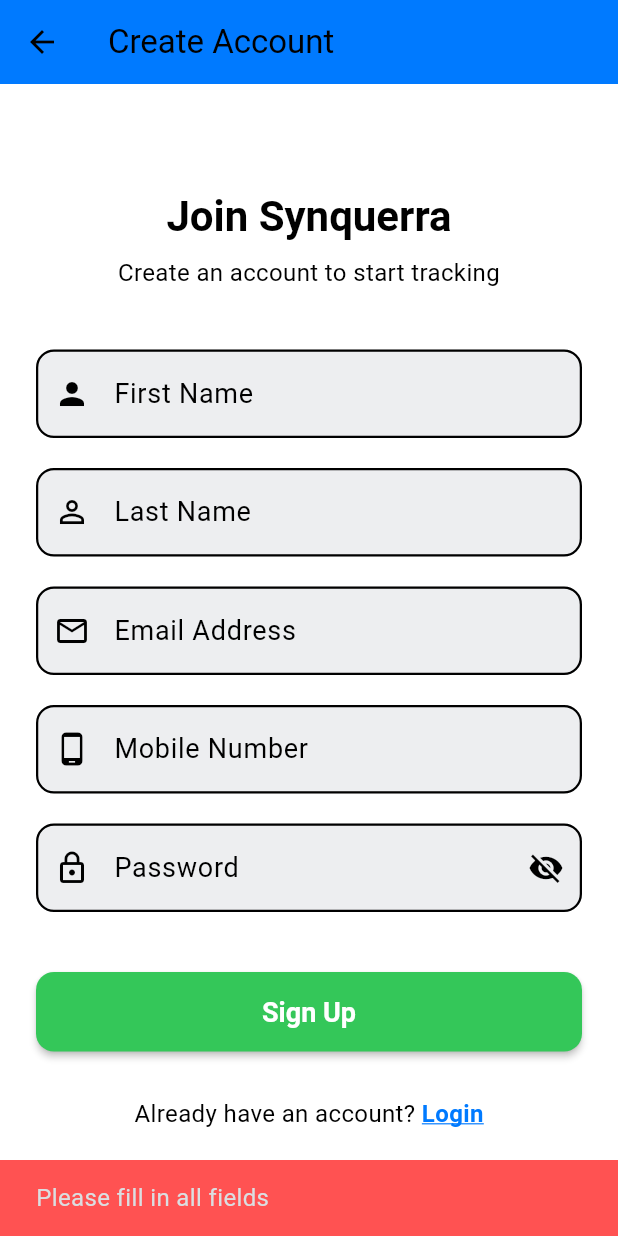
After one commit to Akshat2713/synquerra-app, a Flutter app: the SignupScreenDemo screen opened directly, after a tap on "Sign Up", on a phone screen of 412 x 824 dp. The commit adds this screen. Run offline on Flutter 3.47's test engine with Material 3 defaults, Android fonts, the phone set to English and light mode, and no system bars; our stand-ins replace flutter_map, latlong2, location, salomon_bottom_bar, shared_preferences; missing offline and left inert: flutter_map_compass; accounts and stored records are empty.

Commit message:
sign up done

```diff
--- /dev/null
+++ b/lib/core/models/signup_input.dart
@@ -0,0 +1,17 @@
+class SignupInput {
+  final String firstName;
+  final String middleName;
+  final String lastName;
+  final String email;
+  final String mobile;
+  final String password;
+
+  SignupInput({
+    required this.firstName,
+    this.middleName = "", // Optional, default to empty
+    required this.lastName,
+    required this.email,
+    required this.mobile,
+    required this.password,
+  });
+}
--- a/lib/core/models/user_model.dart
+++ b/lib/core/models/user_model.dart
@@ -17,7 +17,31 @@ class AuthResponse {
       status: json['status'] ?? 'error',
       code: json['code'] ?? 500,
       message: json['message'] ?? 'Unknown error',
-      data: json['data'] != null ? UserData.fromJson(json['data']) : null,
+      data: json['data'] != null ? UserData.fromLoginJson(json['data']) : null,
+    );
+  }
+}
+
+class SignupResponse {
+  final String status;
+  final UserData? user; // Reusing the same UserData object!
+
+  SignupResponse({required this.status, this.user});
+
+  factory SignupResponse.fromJson(Map<String, dynamic> json) {
+    // Navigate: data -> signup -> data -> user
+    // final signupNode = json['data']?['signup'];
+    final mainData = json['data'];
+
+    final innerData = mainData?['data'];
+    // final userNode = signupNode?['data']?['user'];
+
+    final userNode = innerData?['user'];
+
+    return SignupResponse(
+      status: mainData?['status'] ?? 'unknown',
+      // We use a SPECIFIC constructor for Signup data
+      user: userNode != null ? UserData.fromSignupJson(userNode) : null,
     );
   }
 }
@@ -43,7 +67,7 @@ class UserData {
     required this.lastLoginAt,
   });
 
-  factory UserData.fromJson(Map<String, dynamic> json) {
+  factory UserData.fromLoginJson(Map<String, dynamic> json) {
     final tokens = json['tokens'] ?? {};
     return UserData(
       uniqueId: json['uniqueId'] ?? '',
@@ -54,6 +78,25 @@ class UserData {
       accessToken: tokens['accessToken'] ?? '',
       refreshToken: tokens['refreshToken'] ?? '',
       lastLoginAt: json['lastLoginAt'] ?? '',
+    );
+  }
+
+  factory UserData.fromSignupJson(Map<String, dynamic> json) {
+    return UserData(
+      // MAPPING LOGIC: Map the Signup API's "_id" to our App's "uniqueId"
+      uniqueId: json['_id'] ?? '',
+
+      // MAPPING LOGIC: Map the Signup API's "name" to "firstName"
+      firstName: json['name'] ?? '',
+      lastName: '', // Signup doesn't return last name, so we leave it empty
+
+      email: json['email'] ?? '',
+
+      // These fields are missing in Signup response, so we provide defaults
+      mobile: '',
+      accessToken: '',
+      refreshToken: '',
+      lastLoginAt: '',
     );
   }
 
@@ -68,4 +111,8 @@ class UserData {
       'tokens': {'accessToken': accessToken, 'refreshToken': refreshToken},
     };
   }
+
+  factory UserData.fromJson(Map<String, dynamic> json) {
+    return UserData.fromLoginJson(json); // The structure matches Login
+  }
 }
--- a/lib/core/services/auth_service.dart
+++ b/lib/core/services/auth_service.dart
@@ -2,6 +2,7 @@
 import 'dart:convert';
 import 'package:http/http.dart' as http;
 import '../models/user_model.dart';
+import '../../core/models/signup_input.dart';
 
 class AuthService {
   static const String _baseUrl = 'https://api.synquerra.com';
@@ -44,4 +45,55 @@ class AuthService {
       throw Exception(e.toString().replaceAll('Exception: ', ''));
     }
   }
+
+  Future<SignupResponse> signup(SignupInput input) async {
+    final url = Uri.parse('$_baseUrl/auth/signup-query');
+
+    // Using Triple Quotes (""") makes the GraphQL string much easier to read
+    // and handles the inner quotes automatically.
+    String mutation =
+        """
+      mutation {
+        signup(input: {
+          firstName: "${input.firstName}",
+          middleName: "${input.middleName}",
+          lastName: "${input.lastName}",
+          email: "${input.email}",
+          mobile: "${input.mobile}",
+          password: "${input.password}"
+        }) {
+          status
+          data {
+            user {
+              _id
+              name
+              email
+            }
+          }
+        }
+      }
+    """;
+
+    final Map<String, dynamic> body = {"query": mutation};
+
+    try {
+      final response = await http.post(
+        url,
+        headers: {'Content-Type': 'application/json'},
+        body: jsonEncode(body),
+      );
+
+      final Map<String, dynamic> jsonResponse = jsonDecode(response.body);
+
+      // 1. Check for API-level errors (e.g. "Email already exists")
+      if (jsonResponse['errors'] != null) {
+        throw Exception(jsonResponse['errors'][0]['message']);
+      }
+
+      // 2. Parse using the shared model we created
+      return SignupResponse.fromJson(jsonResponse);
+    } catch (e) {
+      throw Exception(e.toString().replaceAll('Exception: ', ''));
+    }
+  }
 }
--- a/lib/screens/registration/signup_screen1.dart
+++ b/lib/screens/registration/signup_screen1.dart
@@ -1,5 +1,6 @@
 import 'package:flutter/material.dart';
 import 'package:safe_track/screens/registration/user_signup/user_signup1.dart';
+import 'package:safe_track/screens/registration/user_signup/user_signup_demo.dart';
 import 'package:safe_track/theme/colors.dart'; // Assuming your AppColors.navBlue is here
 // Import a dummy screen or your next registration step screen
 import 'package:safe_track/widgets/dummy_screen.dart';
@@ -34,7 +35,7 @@ class _SignUpScreenState extends State<SignUpScreen> {
       MaterialPageRoute(
         builder: (_) => _selectedType == RegistrationType.organization
             ? DummyScreen(title: "Organization Registration")
-            : RegistrationStep1(),
+            : SignupScreenDemo(),
       ),
     );
   }
--- a/lib/screens/registration/user_signup/user_signup1.dart
+++ b/lib/screens/registration/user_signup/user_signup1.dart
@@ -34,11 +34,6 @@ class _RegistrationStep1State extends State<RegistrationStep1> {
       );
       return;
     }
-
-    // --- TODO: Implement your submission logic here ---
-    print('Device ID: $deviceId');
-    print('Device Name: $deviceName');
-    print('Activation Code: $activationCode');
 
     // Navigate to the next step
     Navigator.push(
--- /dev/null
+++ b/lib/screens/registration/user_signup/user_signup_demo.dart
@@ -0,0 +1,331 @@
+import 'package:flutter/material.dart';
+import 'package:safe_track/core/models/signup_input.dart';
+import 'package:safe_track/core/services/auth_service.dart';
+import 'package:safe_track/screens/registration/login_page.dart';
+// import 'package:safe_track/screens/login_screen.dart'; // To navigate after success
+import 'package:safe_track/theme/colors.dart'; // Ensure this path is correct
+
+class SignupScreenDemo extends StatefulWidget {
+  const SignupScreenDemo({super.key});
+
+  @override
+  State<SignupScreenDemo> createState() => _SignupScreenDemoState();
+}
+
+class _SignupScreenDemoState extends State<SignupScreenDemo> {
+  // --- Controllers ---
+  final _firstNameController = TextEditingController();
+  final _lastNameController = TextEditingController();
+  final _emailController = TextEditingController();
+  final _mobileController = TextEditingController();
+  final _passwordController = TextEditingController();
+
+  // --- State ---
+  bool _isLoading = false;
+  bool _isPasswordVisible = false;
+
+  @override
+  void dispose() {
+    _firstNameController.dispose();
+    _lastNameController.dispose();
+    _emailController.dispose();
+    _mobileController.dispose();
+    _passwordController.dispose();
+    super.dispose();
+  }
+
+  // --- Logic ---
+  Future<void> _handleSignup() async {
+    final fName = _firstNameController.text.trim();
+    final lName = _lastNameController.text.trim();
+    final email = _emailController.text.trim();
+    final mobile = _mobileController.text.trim();
+    final password = _passwordController.text;
+
+    // 1. Validation
+    if (fName.isEmpty ||
+        lName.isEmpty ||
+        email.isEmpty ||
+        mobile.isEmpty ||
+        password.isEmpty) {
+      ScaffoldMessenger.of(context).showSnackBar(
+        const SnackBar(
+          content: Text('Please fill in all fields'),
+          backgroundColor: Colors.redAccent,
+        ),
+      );
+      return;
+    }
+
+    // 2. Prepare Data
+    final input = SignupInput(
+      firstName: fName,
+      lastName: lName,
+      email: email,
+      mobile: mobile,
+      password: password,
+      middleName: "", // API allows this to be empty
+    );
+
+    setState(() => _isLoading = true);
+
+    // Dismiss keyboard
+    FocusScope.of(context).unfocus();
+
+    try {
+      // 3. Call API
+      await AuthService().signup(input);
+
+      if (!mounted) return;
+
+      // 4. Success
+      ScaffoldMessenger.of(context).showSnackBar(
+        const SnackBar(
+          content: Text('Account created successfully! Please Login.'),
+          backgroundColor: AppColors.safeGreen,
+        ),
+      );
+
+      // 5. Navigate to Login (Clear stack so they can't go back)
+      Navigator.pushAndRemoveUntil(
+        context,
+        MaterialPageRoute(builder: (_) => const LoginScreen()),
+        (route) => false,
+      );
+    } catch (e) {
+      print('Signup Error: $e');
+      // 6. Error
+      if (!mounted) return;
+      ScaffoldMessenger.of(context).showSnackBar(
+        SnackBar(
+          content: Text('Signup Failed: $e'),
+          backgroundColor: Colors.red,
+        ),
+      );
+    } finally {
+      if (mounted) setState(() => _isLoading = false);
+    }
+  }
+
+  @override
+  Widget build(BuildContext context) {
+    final theme = Theme.of(context);
+    final colorScheme = theme.colorScheme;
+    final screenWidth = MediaQuery.of(context).size.width;
+
+    return Scaffold(
+      backgroundColor: theme.scaffoldBackgroundColor,
+      appBar: AppBar(
+        title: const Text("Create Account"),
+        backgroundColor: theme.appBarTheme.backgroundColor,
+        elevation: 0,
+        leading: IconButton(
+          icon: Icon(Icons.arrow_back, color: colorScheme.onSurface),
+          onPressed: () => Navigator.pop(context),
+        ),
+      ),
+      body: SafeArea(
+        child: Center(
+          child: SingleChildScrollView(
+            padding: const EdgeInsets.symmetric(
+              horizontal: 24.0,
+              vertical: 20.0,
+            ),
+            child: Column(
+              mainAxisAlignment: MainAxisAlignment.center,
+              crossAxisAlignment: CrossAxisAlignment.center,
+              children: [
+                // --- Header ---
+                Text(
+                  "Join Synquerra",
+                  textAlign: TextAlign.center,
+                  style: theme.textTheme.headlineMedium?.copyWith(
+                    color: colorScheme.onSurface,
+                    fontWeight: FontWeight.bold,
+                  ),
+                ),
+                const SizedBox(height: 8),
+                Text(
+                  "Create an account to start tracking",
+                  textAlign: TextAlign.center,
+                  style: theme.textTheme.bodyMedium?.copyWith(
+                    color: colorScheme.onSurfaceVariant,
+                  ),
+                ),
+                const SizedBox(height: 40),
+
+                // --- Form Fields ---
+                SizedBox(
+                  width: screenWidth * 0.9, // Constrain width slightly
+                  child: Column(
+                    children: [
+                      _buildTextField(
+                        controller: _firstNameController,
+                        labelText: "First Name",
+                        icon: Icons.person,
+                        context: context,
+                      ),
+                      const SizedBox(height: 20),
+
+                      _buildTextField(
+                        controller: _lastNameController,
+                        labelText: "Last Name",
+                        icon: Icons.person_outline,
+                        context: context,
+                      ),
+                      const SizedBox(height: 20),
+
+                      _buildTextField(
+                        controller: _emailController,
+                        labelText: "Email Address",
+                        icon: Icons.email_outlined,
+                        inputType: TextInputType.emailAddress,
+                        context: context,
+                      ),
+                      const SizedBox(height: 20),
+
+                      _buildTextField(
+                        controller: _mobileController,
+                        labelText: "Mobile Number",
+                        icon: Icons.phone_android,
+                        inputType: TextInputType.phone,
+                        context: context,
+                      ),
+                      const SizedBox(height: 20),
+
+                      _buildTextField(
+                        controller: _passwordController,
+                        labelText: "Password",
+                        icon: Icons.lock_outline,
+                        isPassword: true,
+                        context: context,
+                      ),
+                    ],
+                  ),
+                ),
+
+                const SizedBox(height: 40),
+
+                // --- Sign Up Button ---
+                SizedBox(
+                  width: screenWidth * 0.9,
+                  child: ElevatedButton(
+                    style: ElevatedButton.styleFrom(
+                      backgroundColor: _isLoading
+                          ? Colors.grey
+                          : AppColors.safeGreen,
+                      foregroundColor: Colors.white,
+                      padding: const EdgeInsets.symmetric(vertical: 16),
+                      elevation: 2,
+                      textStyle: const TextStyle(
+                        fontSize: 18,
+                        fontWeight: FontWeight.bold,
+                      ),
+                      shape: RoundedRectangleBorder(
+                        borderRadius: BorderRadius.circular(12),
+                      ),
+                    ),
+                    onPressed: _isLoading ? null : _handleSignup,
+                    child: _isLoading
+                        ? const SizedBox(
+                            height: 24,
+                            width: 24,
+                            child: CircularProgressIndicator(
+                              color: Colors.white,
+                              strokeWidth: 2,
+                            ),
+                          )
+                        : const Text("Sign Up"),
+                  ),
+                ),
+
+                const SizedBox(height: 30),
+
+                // --- Login Link ---
+                Row(
+                  mainAxisAlignment: MainAxisAlignment.center,
+                  children: [
+                    Text(
+                      "Already have an account? ",
+                      style: TextStyle(color: colorScheme.onSurfaceVariant),
+                    ),
+                    GestureDetector(
+                      onTap: () {
+                        Navigator.pushReplacement(
+                          context,
+                          MaterialPageRoute(
+                            builder: (_) => const LoginScreen(),
+                          ),
+                        );
+                      },
+                      child: Text(
+                        "Login",
+                        style: TextStyle(
+                          color: AppColors.navBlue, // Or your primary color
+                          fontWeight: FontWeight.bold,
+                          decoration: TextDecoration.underline,
+                          decorationColor: AppColors.navBlue,
+                        ),
+                      ),
+                    ),
+                  ],
+                ),
+              ],
+            ),
+          ),
+        ),
+      ),
+    );
+  }
+
+  // --- Reused UI Helper to match your exact style ---
+  Widget _buildTextField({
+    required TextEditingController controller,
+    required String labelText,
+    required IconData icon,
+    required BuildContext context,
+    TextInputType inputType = TextInputType.text,
+    bool isPassword = false,
+  }) {
+    final theme = Theme.of(context);
+    final colorScheme = theme.colorScheme;
+
+    return TextField(
+      controller: controller,
+      keyboardType: inputType,
+      obscureText: isPassword && !_isPasswordVisible,
+      style: TextStyle(color: colorScheme.onSurface),
+      decoration: InputDecoration(
+        labelText: labelText,
+        prefixIcon: Icon(icon, color: colorScheme.onSurfaceVariant),
+        // Add Password Toggle Icon
+        suffixIcon: isPassword
+            ? IconButton(
+                icon: Icon(
+                  _isPasswordVisible ? Icons.visibility : Icons.visibility_off,
+                  color: colorScheme.onSurfaceVariant,
+                ),
+                onPressed: () =>
+                    setState(() => _isPasswordVisible = !_isPasswordVisible),
+              )
+            : null,
+        labelStyle: TextStyle(color: colorScheme.onSurfaceVariant),
+        filled: true,
+        // Using your specific opacity style
+        fillColor: colorScheme.surfaceVariant.withOpacity(0.5),
+        contentPadding: const EdgeInsets.symmetric(
+          horizontal: 16,
+          vertical: 16,
+        ),
+        enabledBorder: OutlineInputBorder(
+          borderRadius: BorderRadius.circular(12),
+          borderSide: BorderSide(color: colorScheme.outlineVariant, width: 1.5),
+        ),
+        focusedBorder: OutlineInputBorder(
+          borderRadius: BorderRadius.circular(12),
+          borderSide: BorderSide(color: AppColors.safeGreen, width: 2),
+        ),
+      ),
+    );
+  }
+}
```
